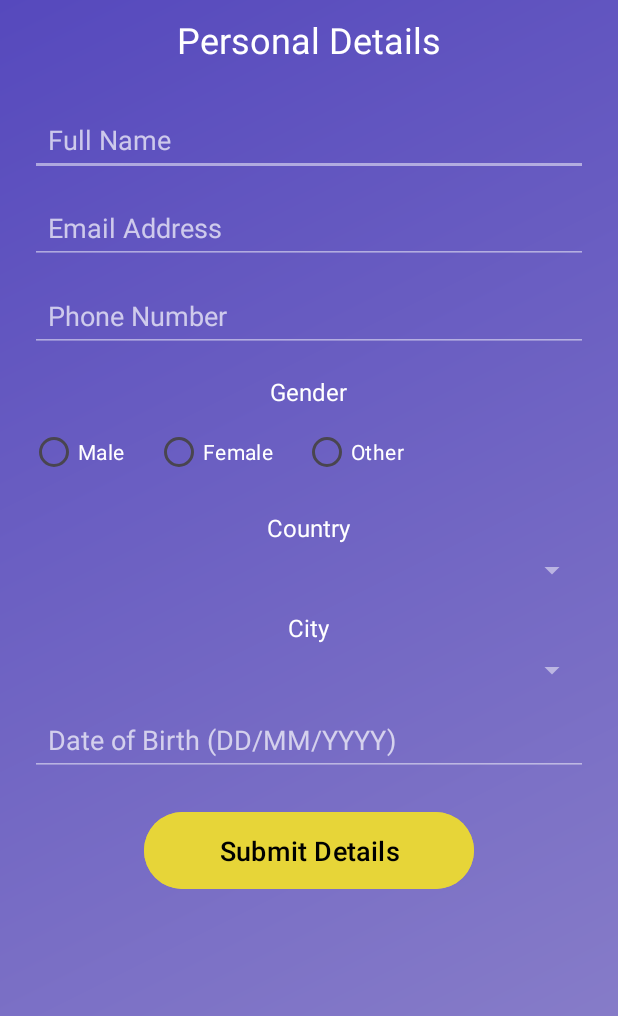
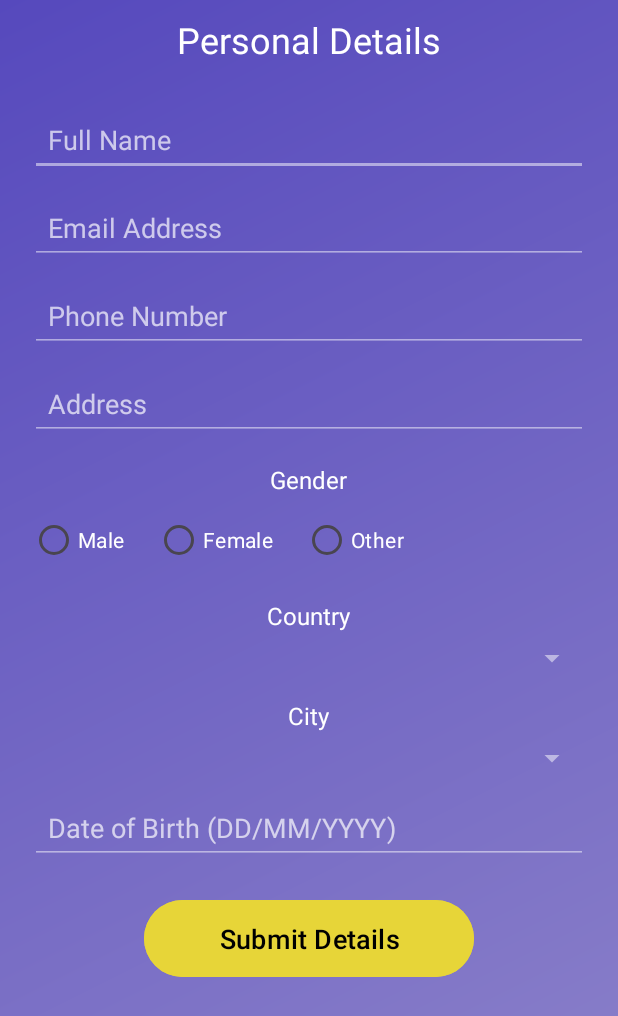
Before and after one commit to Zohaib-4/Android_Development, an Android app: the ActivityDetails screen opened directly, with no data from a screen before it, on a phone screen of 412 x 824 dp. Shown: the top 1016 px of the screen. Run offline under Robolectric (Android 15) with nearby library versions, the phone set to English and light mode, and no system bars; our stand-ins replace CircleImageView.

Commit message:
Add Address field to details activity layout.

```diff
--- a/CV_Builder/app/src/main/res/layout/activity_details.xml
+++ b/CV_Builder/app/src/main/res/layout/activity_details.xml
@@ -70,6 +70,18 @@
                 android:padding="12dp"
                 android:layout_marginTop="10dp"
                 android:inputType="phone" />
+
+            <EditText
+                android:id="@+id/etArea"
+                android:layout_width="match_parent"
+                android:layout_height="wrap_content"
+                android:hint="Address"
+                android:textColor="#FFFFFF"
+                android:textColorHint="#B0FFFFFF"
+                android:backgroundTint="#80FFFFFF"
+                android:padding="12dp"
+                android:layout_marginTop="10dp"
+                android:inputType="text" />
 
             <!-- Gender Selection -->
             <TextView
```
